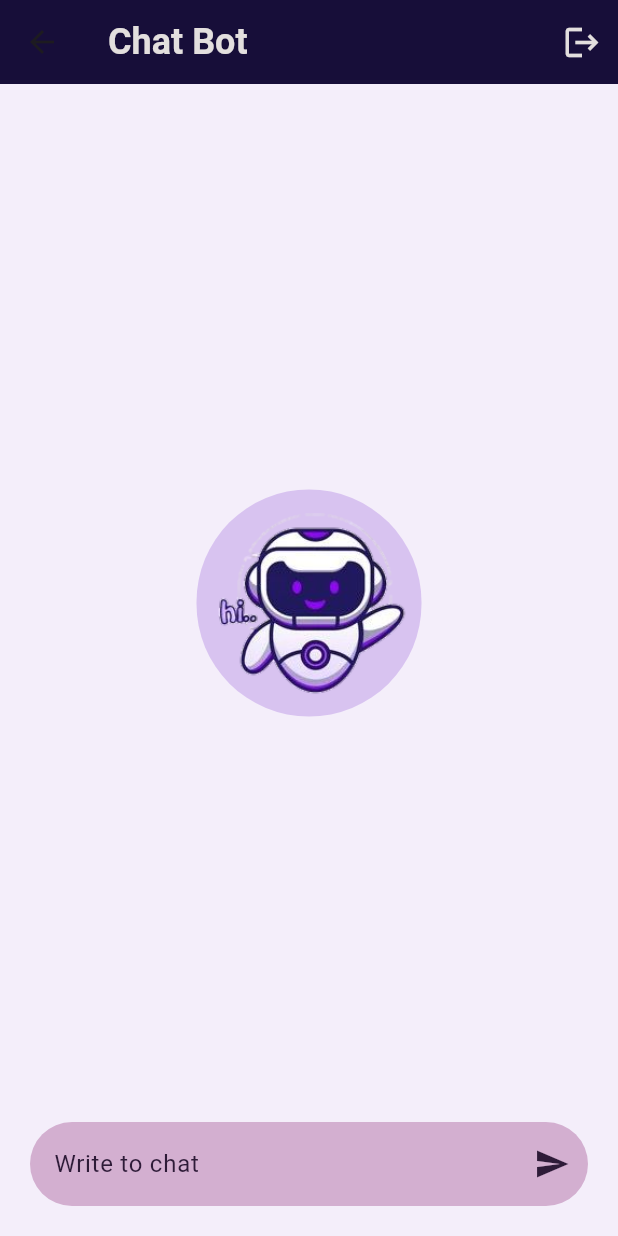
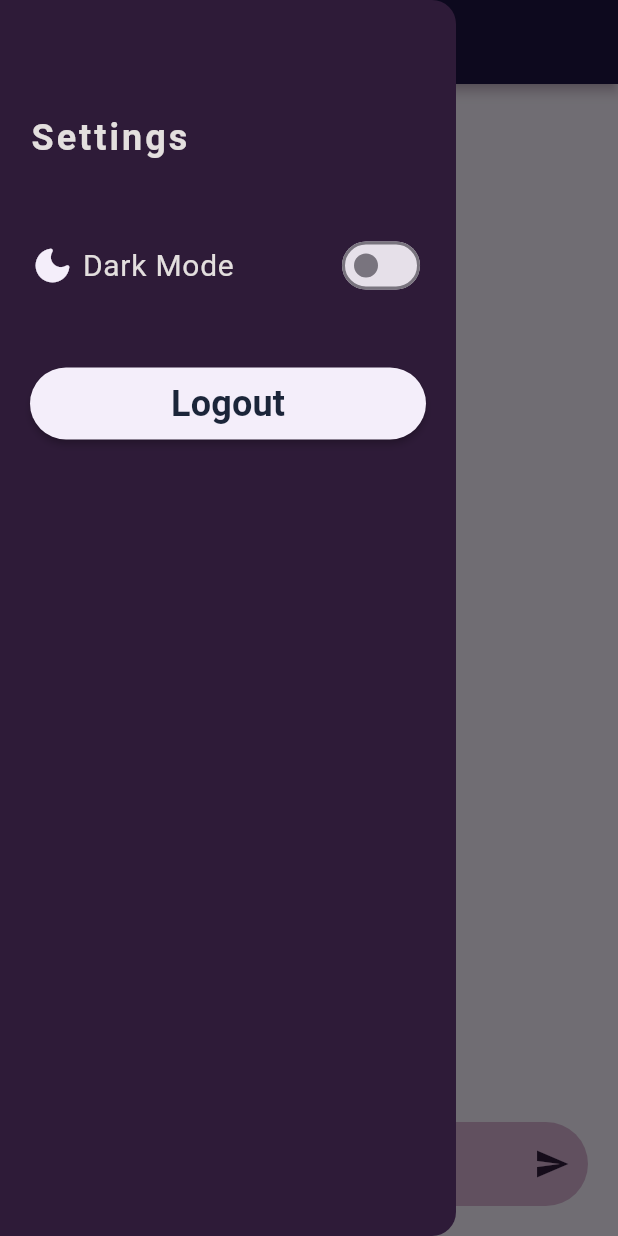
Before and after one commit to MinaAshraf1/chatBot, a Flutter app: the Home screen opened by its route, with the side drawer open (before the commit the screen has no drawer), on a phone screen of 412 x 824 dp. Run offline on Flutter 3.47's test engine with Material 3 defaults, Android fonts, the phone set to English and light mode, and no system bars; our stand-ins replace awesome_dialog, dio, firebase_auth, firebase_core, flutter_bloc, font_awesome_flutter and 1 more; accounts and stored records are empty; network calls fail.

Commit message:
add dark mode and updaate UI

```diff
--- /dev/null
+++ b/lib/core/utils/constant.dart
@@ -0,0 +1,21 @@
+import 'package:flutter/material.dart';
+
+const colorsLight = {
+  "color1": Color(0xffF4EEFA),
+  "color2": Color(0xff210C44),
+  "color3": Color(0xffFDFCFE),
+  "color4": Color(0xff1B2539),
+  "color5": Color(0xff2E1B38),
+  "color6": Color(0xff6C1D6F),
+  "color7": Color(0xff6E6F6D),
+};
+
+const colorsDark = {
+  "color1": Color(0xff170E39),
+  "color2": Color(0xffD3AFD0),
+  "color3": Color(0xffFDFCFE),
+  "color4": Color(0xffFFFFFF),
+  "color5": Color(0xff2E1B38),
+  "color6": Color(0xffEFD9ED),
+  "color7": Color(0xff292929),
+};
--- a/lib/core/utils/styles.dart
+++ b/lib/core/utils/styles.dart
@@ -1,22 +1,27 @@
-import 'package:flutter/cupertino.dart';
+import 'package:chat_bot/core/utils/constant.dart';
+import 'package:chat_bot/main.dart';
+import 'package:flutter/material.dart';
 
 abstract class Styles {
-  static const testStyle14 = TextStyle(
+  static TextStyle testStyle14 = TextStyle(
     fontSize: 14,
     fontWeight: FontWeight.w500,
-    color: Color(0xff210C44)
+    color: prefs.getBool("darkMode") == true
+        ? colorsDark['color2'] : colorsLight['color2'],
   );
 
-  static const testStyle16 = TextStyle(
+  static TextStyle testStyle16 = TextStyle(
       fontSize: 16,
       fontWeight: FontWeight.w400,
-      color: Color(0xff2E1B38)
+      color: prefs.getBool("darkMode") == true
+          ? colorsDark['color5'] : colorsLight['color5']
   );
 
-  static const testStyle18 = TextStyle(
+  static TextStyle testStyle18 = TextStyle(
       fontSize: 18,
       fontWeight: FontWeight.w500,
-      color: Color(0xff1B2539)
+      color: prefs.getBool("darkMode") == true
+          ? colorsDark['color4'] : colorsLight['color4']
   );
 
   static const testStyle20 = TextStyle(
@@ -31,9 +36,10 @@ abstract class Styles {
       color: Color(0xffE3DFDE)
   );
 
-  static const testStyle40 = TextStyle(
+  static TextStyle testStyle40 = TextStyle(
       fontSize: 40,
       fontWeight: FontWeight.w700,
-      color: Color(0xff210C44)
+      color: prefs.getBool("darkMode") == true
+          ? colorsDark['color2'] : colorsLight['color2']
   );
 }
--- a/lib/features/auth/presentation/views/widgets/custom_text_field.dart
+++ b/lib/features/auth/presentation/views/widgets/custom_text_field.dart
@@ -42,8 +42,14 @@ class CustomTextField extends StatelessWidget {
           validator: validator,
           onChanged: onChanged,
           obscureText: isPass? hidePass! : false,
+          style: const TextStyle(
+            color: Colors.black
+          ),
           decoration: InputDecoration(
             hintText: "Enter your $title",
+            hintStyle: const TextStyle(
+              color: Colors.grey
+            ),
             prefixIcon: Icon(icon,),
             suffixIcon: isPass? IconButton(
               onPressed: onPressIcon,
--- a/lib/features/auth/presentation/views/widgets/forget_password_button.dart
+++ b/lib/features/auth/presentation/views/widgets/forget_password_button.dart
@@ -14,7 +14,7 @@ class ForgetPasswordButton extends StatelessWidget {
           onPressed: () {
             Navigator.of(context).pushNamed("forgetPassword");
           },
-          child: const Text(
+          child: Text(
             "Forget Password?",
             style: Styles.testStyle14,
             textAlign: TextAlign.end,
--- a/lib/features/home/presentation/cubit/message_state.dart
+++ b/lib/features/home/presentation/cubit/message_state.dart
@@ -17,3 +17,5 @@ class MessageSuccess extends MessageState {
 class MessageFailure extends MessageState {}
 
 class MessageLoading extends MessageState {}
+
+class MessageCansel extends MessageState {}
--- a/lib/features/home/presentation/views/home.dart
+++ b/lib/features/home/presentation/views/home.dart
@@ -1,10 +1,11 @@
 import 'package:chat_bot/core/utils/styles.dart';
 import 'package:chat_bot/features/home/presentation/cubit/message_cubit.dart';
 import 'package:chat_bot/features/home/presentation/cubit/message_state.dart';
+import 'package:chat_bot/features/home/presentation/views/widgets/custom_drawer.dart';
 import 'package:chat_bot/features/home/presentation/views/widgets/custom_logo.dart';
 import 'package:chat_bot/features/home/presentation/views/widgets/custom_message.dart';
 import 'package:chat_bot/features/home/presentation/views/widgets/custom_text_form.dart';
-import 'package:firebase_auth/firebase_auth.dart';
+import 'package:chat_bot/main.dart';
 import 'package:flutter/material.dart';
 import 'package:flutter_bloc/flutter_bloc.dart';
 
@@ -22,11 +23,13 @@ class _HomeState extends State<Home> {
   List sentMsg = [];
   List getMsg = [];
   bool enabled = true;
+  bool botLoading = false;
 
   @override
   void initState() {
     _scrollController = ScrollController();
     message = TextEditingController();
+    BlocProvider.of<MessageCubit>(context).messageBot("hello");
     super.initState();
   }
 
@@ -43,57 +46,67 @@ class _HomeState extends State<Home> {
       listener: (context, state) {
         if(state is SentSuccess) {
           enabled = false;
+          message.text = "";
           sentMsg.add(state.sentMsg);
           getMsg.add("waiting...");
-          setState(() {
-
-          });
+          WidgetsBinding.instance.addPostFrameCallback((_) {
             _scrollController.animateTo(
               _scrollController.position.maxScrollExtent,
-            duration: const Duration(milliseconds: 500),
+              duration: const Duration(milliseconds: 2),
               curve: Curves.easeOut,
             );
+          });
         } else if (state is MessageSuccess) {
           enabled = true;
           getMsg[getMsg.length - 1] = state.getMsg;
-          setState(() {
-
-          });
+          WidgetsBinding.instance.addPostFrameCallback((_) {
             _scrollController.animateTo(
               _scrollController.position.maxScrollExtent,
-            duration: const Duration(milliseconds: 500),
+              duration: const Duration(milliseconds: 2),
               curve: Curves.easeOut,
             );
+          });
         } else if(state is MessageFailure) {
           enabled = true;
           getMsg[getMsg.length - 1] = "please try again!";
-          setState(() {
-
-          });
+          WidgetsBinding.instance.addPostFrameCallback((_) {
             _scrollController.animateTo(
               _scrollController.position.maxScrollExtent,
-            duration: const Duration(milliseconds: 500),
+              duration: const Duration(milliseconds: 2),
               curve: Curves.easeOut,
             );
+          });
+        } else if(state is MessageCansel) {
+          enabled = true;
+          getMsg[getMsg.length - 1] = "Cancel Message";
+          WidgetsBinding.instance.addPostFrameCallback((_) {
+            _scrollController.animateTo(
+              _scrollController.position.maxScrollExtent,
+              duration: const Duration(milliseconds: 2),
+              curve: Curves.easeOut,
+            );
+          });
         }
       },
       builder: (context, state) {
         return Scaffold(
           appBar: AppBar(
-            title: const Text("Chat Bot", style: Styles.testStyle24,),
-            backgroundColor: const Color(0xff170E39),
-            actions: [
-              IconButton(
-                onPressed: () async {
-                  await FirebaseAuth.instance.signOut();
-                  Navigator.of(context).pushNamedAndRemoveUntil("login", (route) => false,);
-                },
-                iconSize: 26,
-                color: const Color(0xffE3DFDE),
-                icon: const Icon(Icons.logout),
-              )
-            ],
+            title: Text("Chat Bot",
+              style: prefs.getBool("darkMode") == true
+                  ? Styles.testStyle24.copyWith(color: const Color(0xff2E1B38))
+                  : Styles.testStyle24.copyWith(color: const Color(0xffF4EEFA)),
             ),
+            iconTheme: IconThemeData(
+              size: 28,
+              color: prefs.getBool("darkMode") == true
+                  ? const Color(0xff2E1B38) : const Color(0xffF4EEFA),
+            ),
+            backgroundColor: prefs.getBool("darkMode") == true
+                ? const Color(0xffD3AFD0) : const Color(0xff170E39),
+            elevation: 3,
+            shadowColor: const Color(0xffD3AFD0),
+          ),
+          drawer:  const CustomDrawer(),
           body: Padding(
             padding: const EdgeInsets.only(right: 20, left: 20, bottom: 20, top: 20),
             child: Column(
@@ -127,9 +140,11 @@ class _HomeState extends State<Home> {
 
                 CustomTextForm(
                   onPressIcon: () {
-                    BlocProvider.of<MessageCubit>(context).messageBot(message);
+                    enabled
+                      ? BlocProvider.of<MessageCubit>(context).messageBot(message.text)
+                      : BlocProvider.of<MessageCubit>(context).messageCansel = true;
                   },
-                  enabled: enabled,
+                  icon: enabled? Icons.send : Icons.stop_circle_outlined,
                   textEditingController: message
                 )
               ],
--- /dev/null
+++ b/lib/features/home/presentation/views/widgets/custom_drawer.dart
@@ -0,0 +1,97 @@
+import 'package:awesome_dialog/awesome_dialog.dart';
+import 'package:chat_bot/core/utils/styles.dart';
+import 'package:chat_bot/main.dart';
+import 'package:firebase_auth/firebase_auth.dart';
+import 'package:flutter/material.dart';
+import 'package:flutter/services.dart';
+
+class CustomDrawer extends StatefulWidget {
+  const CustomDrawer({super.key});
+
+  @override
+  State<CustomDrawer> createState() => _CustomDrawerState();
+}
+
+class _CustomDrawerState extends State<CustomDrawer> {
+  @override
+  Widget build(BuildContext context) {
+    return Drawer(
+      backgroundColor: const Color(0xff2E1B38),
+      child: Padding(
+        padding: const EdgeInsets.symmetric(horizontal: 20, vertical: 75),
+        child: Column(
+          crossAxisAlignment: CrossAxisAlignment.stretch,
+          children: [
+            Text(
+              "Settings",
+              style: Styles.testStyle24.copyWith(
+                  letterSpacing: 2
+              ),
+              textAlign: TextAlign.left,
+            ),
+
+            const SizedBox(height: 40,),
+
+            SwitchListTile(
+              onChanged: (val){
+                prefs.setBool("darkMode", val);
+                val = !val;
+                setState(() {
+
+                });
+                AwesomeDialog(
+                  context: context,
+                  dialogType: DialogType.info,
+                  animType: AnimType.bottomSlide,
+                  title: 'Notice',
+                  desc: "Please restart app to change mode",
+                  btnCancelOnPress: () {},
+                  btnOkOnPress: () {
+                    SystemNavigator.pop();
+                  },
+                ).show();
+              },
+              contentPadding: EdgeInsets.zero,
+              title: Row(
+                children: [
+                  const Icon(
+                    Icons.dark_mode_rounded,
+                    color: Color(0xffF4EEFA),
+                    size: 30,
+                  ),
+                  const SizedBox(width: 5,),
+                  Text("Dark Mode",
+                    style: Styles.testStyle20.copyWith(
+                        fontWeight: FontWeight.w400
+                    ),
+                  ),
+                ],
+              ),
+              value: prefs.getBool("darkMode") == true? true : false,
+            ),
+
+            const SizedBox(height: 40,),
+
+            MaterialButton(
+              onPressed: () async {
+                await FirebaseAuth.instance.signOut();
+                prefs.setBool("logged", false);
+                Navigator.of(context).pushNamedAndRemoveUntil("login", (route) => false,);
+              },
+              padding: const EdgeInsets.all(7),
+              shape: OutlineInputBorder(
+                  borderRadius: BorderRadius.circular(50),
+                  borderSide: BorderSide.none
+              ),
+              color: const Color(0xffF4EEFA),
+              child: Text("Logout",
+                style: Styles.testStyle24.copyWith(
+                    color: const Color(0xff1B2539)),
+              ),
+            )
+          ],
+        ),
+      ),
+    );
+  }
+}
--- a/lib/features/home/presentation/views/widgets/custom_logo.dart
+++ b/lib/features/home/presentation/views/widgets/custom_logo.dart
@@ -10,7 +10,7 @@ class CustomLogo extends StatelessWidget {
       width: 150,
       padding: const EdgeInsets.all(10),
       decoration: BoxDecoration(
-          color: const Color(0x346D1ACB),
+          color: const Color(0x88FFFFFF),
           borderRadius: BorderRadius.circular(200)
       ),
       child: Image.asset(Assets.logo,),
--- a/lib/features/home/presentation/views/widgets/custom_text_form.dart
+++ b/lib/features/home/presentation/views/widgets/custom_text_form.dart
@@ -1,16 +1,17 @@
 import 'package:chat_bot/core/utils/styles.dart';
+import 'package:chat_bot/main.dart';
 import 'package:flutter/material.dart';
 
 class CustomTextForm extends StatelessWidget {
   final TextEditingController textEditingController;
   final void Function()? onPressIcon;
-  final bool enabled;
+  final IconData icon;
 
   const CustomTextForm({
     super.key,
     required this.textEditingController,
     required this.onPressIcon,
-    required this.enabled
+    required this.icon
   });
 
   @override
@@ -19,16 +20,19 @@ class CustomTextForm extends StatelessWidget {
       controller: textEditingController,
       minLines: 1,
       maxLines: 3,
-      enabled: enabled,
+      style: const TextStyle(
+        color: Colors.black
+      ),
       decoration: InputDecoration(
         hintText: "Write to chat",
         hintStyle: Styles.testStyle16,
         suffixIcon: IconButton(
           onPressed: onPressIcon,
           color: const Color(0xff2E1B38),
-          icon: const Icon(Icons.send,),
+          icon: Icon(icon),
         ),
-        fillColor: const Color(0xffD3AFD0),
+        fillColor: prefs.getBool("darkMode") == true
+          ? const Color(0xffF4EEFA) : const Color(0xffD3AFD0),
         filled: true,
         border: OutlineInputBorder(
           borderRadius: BorderRadius.circular(30),
--- a/lib/main.dart
+++ b/lib/main.dart
@@ -1,5 +1,6 @@
 import "dart:io";
 
+import "package:chat_bot/core/utils/constant.dart";
 import "package:chat_bot/features/auth/presentation/cubit/auth_cubit.dart";
 import "package:chat_bot/features/auth/presentation/views/forget_password.dart";
 import "package:chat_bot/features/auth/presentation/views/login.dart";
@@ -26,7 +27,6 @@ void main() async {
     ),
   )
       : await Firebase.initializeApp();
-
   runApp(const MyApp());
 }
 
@@ -35,6 +35,11 @@ class MyApp extends StatelessWidget {
 
   @override
   Widget build(BuildContext context) {
+    prefs.getBool("darkMode") == null
+        ? MediaQuery.of(context).platformBrightness == Brightness.dark
+        ? prefs.setBool("darkMode", true): prefs.setBool("darkMode", false)
+        : null;
+
     return MultiBlocProvider(
       providers: [
         BlocProvider(create: (context) => AuthCubit(),),
@@ -44,8 +49,13 @@ class MyApp extends StatelessWidget {
         debugShowCheckedModeBanner: false,
         home: prefs.getBool("logged") == true? const Home() : const Login(),
         theme: ThemeData.light().copyWith(
-            scaffoldBackgroundColor: const Color(0xffF4EEFA)
+          scaffoldBackgroundColor: colorsLight['color1'],
         ),
+        darkTheme: ThemeData.dark().copyWith(
+          scaffoldBackgroundColor: colorsDark['color1'],
+        ),
+        themeMode: prefs.getBool("darkMode") == true
+            ? ThemeMode.dark : ThemeMode.light,
         routes: {
           "register": (context) => const Register(),
           "login": (context) => const Login(),
```
Also changed, not shown: lib/features/home/presentation/cubit/message_cubit.dart (+14 -14 lines), lib/features/home/presentation/views/widgets/custom_message.dart (+27 -7 lines), pubspec.yaml (+6 -4 lines), assets/icon.png (added), pubspec.lock, 48 other files. Lines whose indentation alone changed are shown as unchanged.
